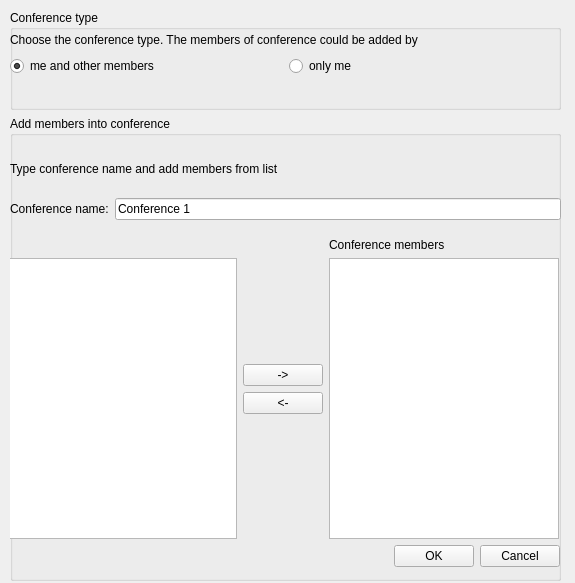
First picture: the form in src/newconference.ui, repository Maximuzzzzz/myagent-im, before the edit.
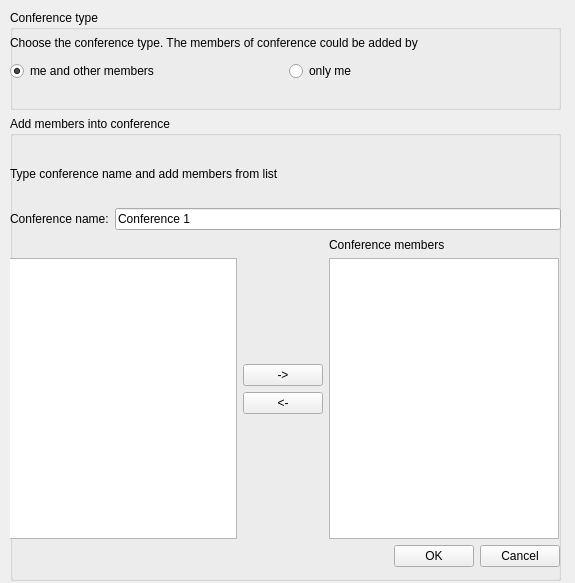
Second picture: the form after the edit. Icons and pictures are not drawn.

```diff
--- a/src/newconference.ui
+++ b/src/newconference.ui
@@ -65,6 +65,9 @@
           <property name="text">
            <string>Choose the conference type. The members of conference could be added by</string>
           </property>
+          <property name="wordWrap">
+           <bool>true</bool>
+          </property>
          </widget>
         </item>
         <item>
@@ -124,6 +127,9 @@
           <property name="text">
            <string>Type conference name and add members from list</string>
           </property>
+          <property name="wordWrap">
+           <bool>true</bool>
+          </property>
          </widget>
         </item>
         <item>
```
